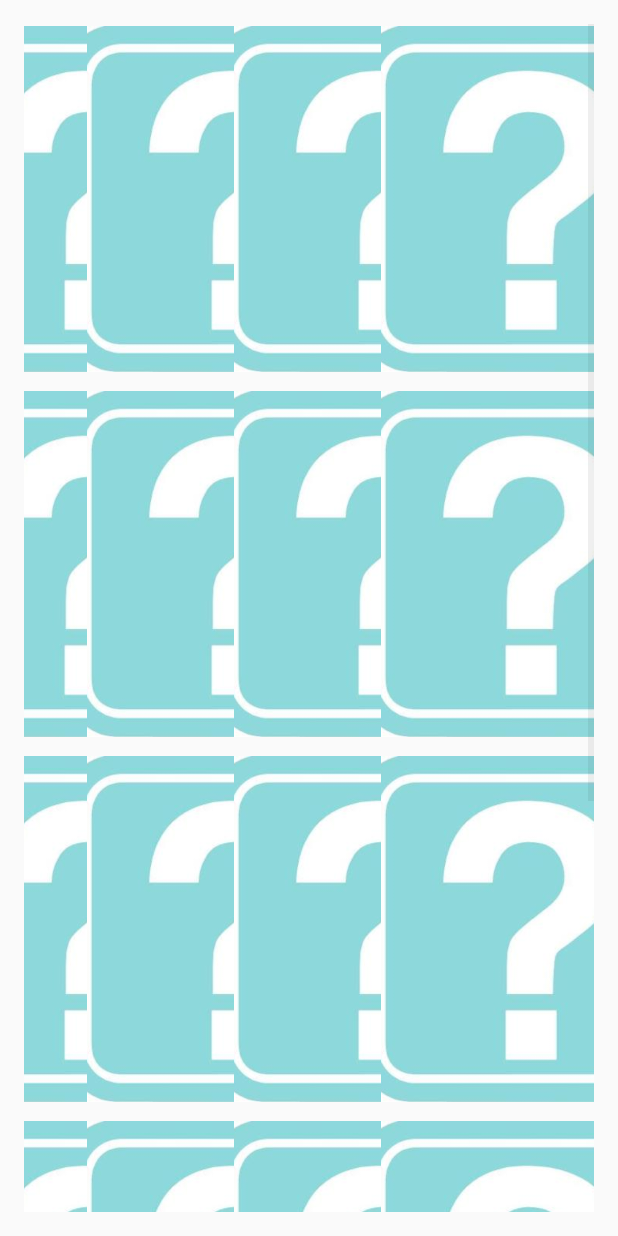
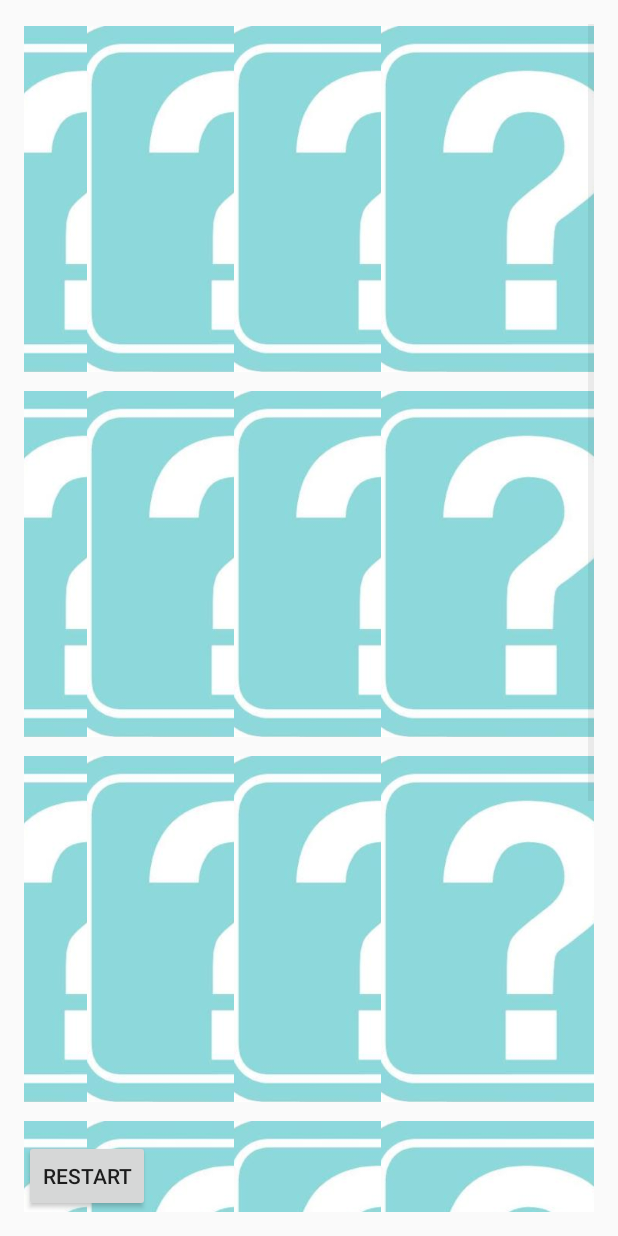
Before and after one commit to Github4NelsonLiang/MemoryGameV2, an Android app: the Playview screen opened directly, with no data from a screen before it, on a phone screen of 412 x 824 dp. Run offline under Robolectric (Android 15) with nearby library versions, the phone set to English and light mode, and no system bars; our stand-ins replace ButterKnife; libraries missing offline, so code that uses them is left out: com.daimajia.androidanimations.

Commit message:
Added restart Button to playview

```diff
--- a/app/src/main/java/com/example/nelson/memorygame/Playview.java
+++ b/app/src/main/java/com/example/nelson/memorygame/Playview.java
@@ -9,12 +9,19 @@ import android.provider.ContactsContract;
 import android.support.v7.app.AppCompatActivity;
 import android.os.Bundle;
 import android.util.Log;
+import android.view.View;
+import android.widget.Button;
 import android.widget.GridView;
 import android.widget.ImageSwitcher;
 import android.widget.TextView;
 
+import butterknife.BindView;
+import butterknife.ButterKnife;
+
 public class Playview extends Activity {
-    @Override
+
+    @BindView(R.id.restart)
+    Button restart;
     protected void onCreate(Bundle savedInstanceState) {
         super.onCreate(savedInstanceState);
         setContentView(R.layout.activity_playview);
@@ -22,6 +29,15 @@ public class Playview extends Activity {
         GridView gridview = (GridView) findViewById(R.id.gridview);
         gridview.setAdapter(new ImageAdapter(this));
         ImageAdapter p = new ImageAdapter(this);
+        ButterKnife.bind(this);
+        restart.setOnClickListener(new View.OnClickListener() {
+            @Override
+            public void onClick(View v) {
+                Intent intent = getIntent();
+                finish();
+                startActivity(intent);
+            }
+        });
 
        // ((TextView) findViewById(R.id.)).setText("Points  "+ p.printscore() );
     }
@@ -33,4 +49,6 @@ public class Playview extends Activity {
         Log.i("Backpressed","Yes");
     }
 
+
+
 }
--- a/app/src/main/res/layout/activity_playview.xml
+++ b/app/src/main/res/layout/activity_playview.xml
@@ -22,5 +22,14 @@
 
         />
 
+    <Button
+        style="?android:attr/buttonStyleSmall"
+        android:layout_width="wrap_content"
+        android:layout_height="wrap_content"
+        android:text="Restart"
+        android:id="@+id/restart"
+        android:layout_alignParentBottom="true"
+        android:layout_alignParentStart="true" />
+
 
 </RelativeLayout>
```
